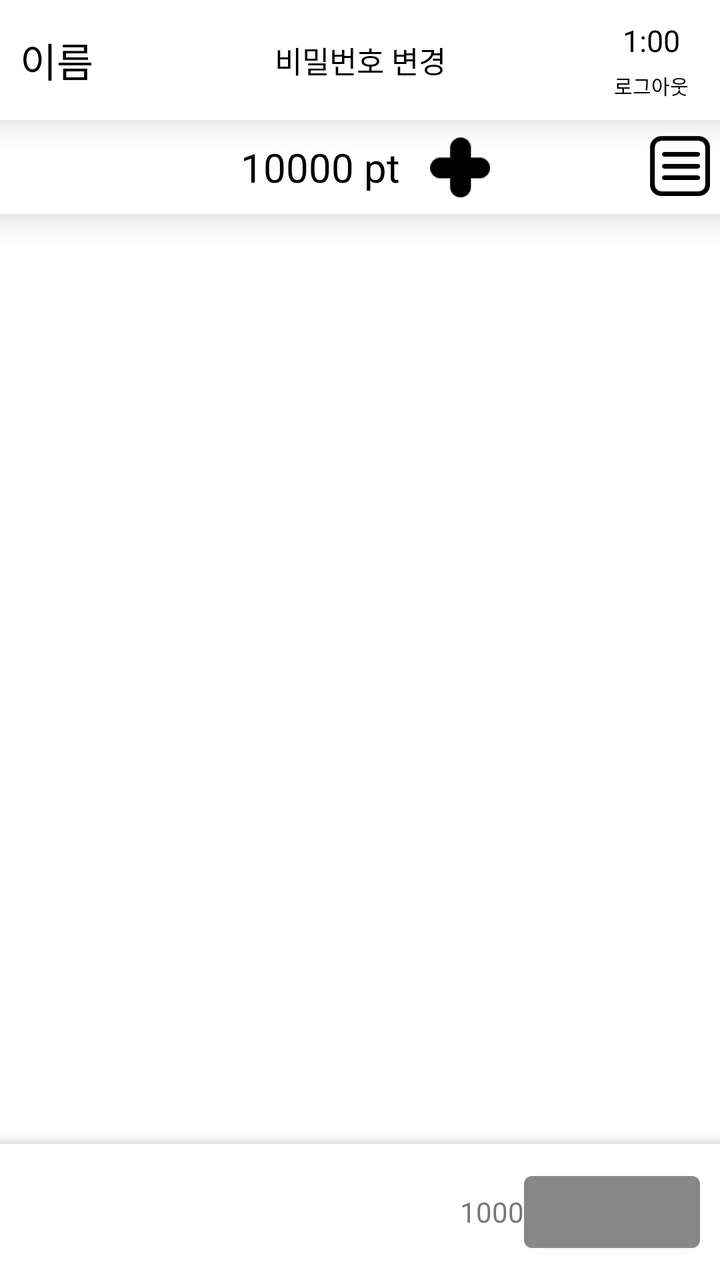
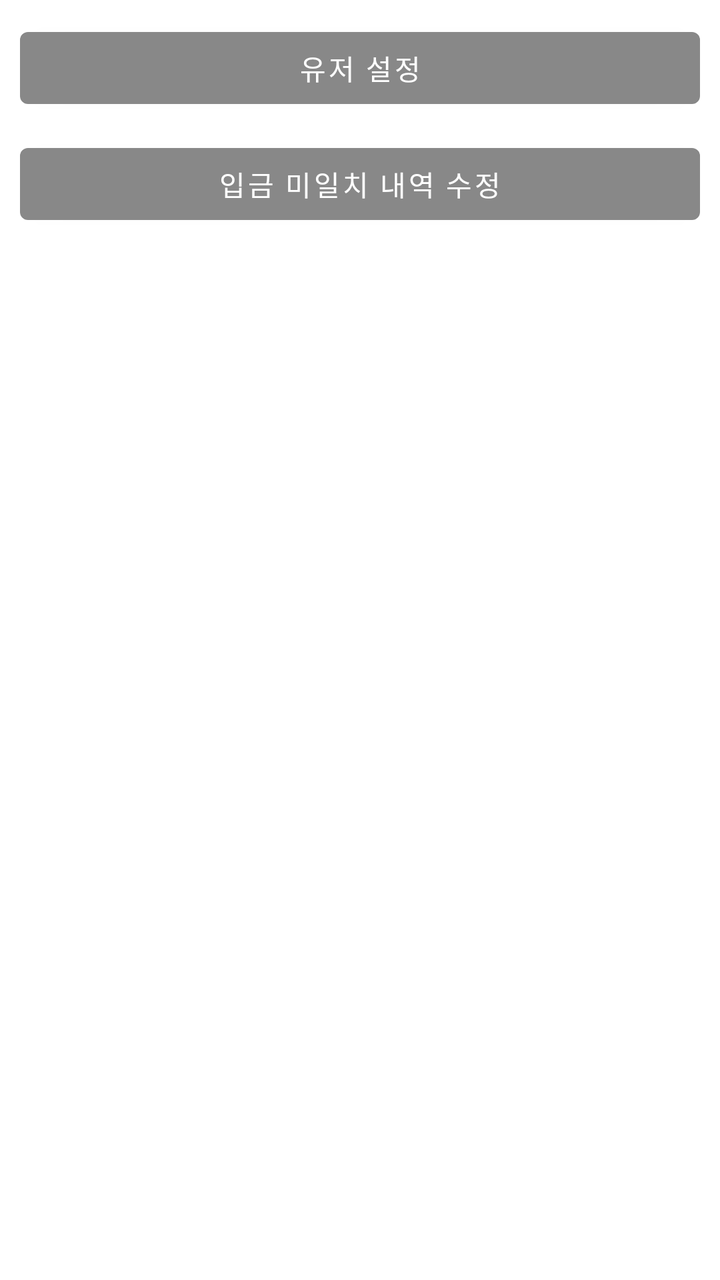

Two renders of the same Android screen: before a commit and after it. Below are the layout's source before the change and the commit's diff.
<!-- AndroidManifest.xml: application theme AppTheme -->
<!-- res/layout/fragment_main_master.xml -->
<?xml version="1.0" encoding="utf-8"?>
<androidx.constraintlayout.widget.ConstraintLayout xmlns:android="http://schemas.android.com/apk/res/android"
    xmlns:app="http://schemas.android.com/apk/res-auto"
    xmlns:tools="http://schemas.android.com/tools"
    android:layout_width="match_parent"
    android:layout_height="match_parent"
    tools:context=".ui.view.activity.MainActivity">
    <androidx.appcompat.widget.LinearLayoutCompat
        android:id="@+id/ll"
        android:layout_width="match_parent"
        android:layout_height="wrap_content"
        app:layout_constraintTop_toTopOf="parent"
        android:background="@color/white"
        android:elevation="10dp"
        android:orientation="vertical">
        <androidx.constraintlayout.widget.ConstraintLayout
            android:id="@+id/llTop"
            android:layout_width="match_parent"
            android:layout_height="wrap_content"
            app:layout_constraintTop_toTopOf="parent"
            android:elevation="10dp"
            android:layout_gravity="center"
            android:background="@color/white"
            android:orientation="horizontal">

            <TextView
                android:id="@+id/tvName"
                android:layout_width="wrap_content"
                android:layout_height="wrap_content"
                android:text="이름"

                android:textColor="@color/black"
                android:textSize="20sp"
                app:layout_constraintTop_toTopOf="parent"
                app:layout_constraintBottom_toBottomOf="parent"
                android:layout_marginHorizontal="10dp"
                android:layout_marginVertical="10dp"
                app:layout_constraintStart_toStartOf="parent"
                />
            <TextView
                android:id="@+id/tvPwd"
                android:layout_width="wrap_content"
                android:layout_height="wrap_content"
                android:layout_weight="1"
                android:text="비밀번호 변경"
                android:textColor="@color/black"
                android:textAlignment="center"
                android:textSize="15sp"
                app:layout_constraintTop_toTopOf="parent"
                app:layout_constraintBottom_toBottomOf="parent"
                android:layout_marginHorizontal="10dp"
                android:layout_marginVertical="10dp"
                app:layout_constraintStart_toStartOf="parent"
                app:layout_constraintEnd_toEndOf="parent"
                />
            <TextView
                android:id="@+id/tvLogOutTime"
                android:layout_width="wrap_content"
                android:layout_height="wrap_content"
                android:textAlignment="textEnd"
                android:text="1:00"
                android:textColor="@color/black"
                android:textSize="15sp"
                app:layout_constraintTop_toTopOf="parent"
                app:layout_constraintBottom_toTopOf="@id/tvLogOut"
                android:layout_marginTop="10dp"
                android:layout_marginEnd="20dp"
                app:layout_constraintEnd_toEndOf="parent"
                />
            <TextView
                android:id="@+id/tvLogOut"
                android:layout_width="wrap_content"
                android:layout_height="wrap_content"
                android:textAlignment="textEnd"
                android:text="로그아웃"
                android:textColor="@color/black"
                android:textSize="10sp"
                app:layout_constraintBottom_toBottomOf="parent"
                android:layout_marginHorizontal="10dp"
                android:layout_marginBottom="10dp"
                android:layout_marginTop="5dp"
                app:layout_constraintStart_toStartOf="@id/tvLogOutTime"
                app:layout_constraintTop_toBottomOf="@id/tvLogOutTime"
                app:layout_constraintEnd_toEndOf="@id/tvLogOutTime"
                />
        </androidx.constraintlayout.widget.ConstraintLayout>
        <androidx.constraintlayout.widget.ConstraintLayout
            android:id="@+id/llMid"
            android:layout_width="match_parent"
            android:layout_height="wrap_content"
            android:gravity="center"
            android:background="@color/white"
            app:layout_constraintTop_toBottomOf="@id/llTop"
            android:orientation="horizontal">
            <TextView
                android:id="@+id/tvMoney"
                android:layout_width="wrap_content"
                android:layout_height="wrap_content"
                android:text="10000 pt"
                android:textColor="@color/black"
                android:layout_gravity="center"
                android:textSize="20sp"
                android:layout_marginHorizontal="10dp"
                android:layout_marginVertical="10dp"
                app:layout_constraintTop_toTopOf="parent"
                app:layout_constraintBottom_toBottomOf="parent"
                app:layout_constraintHorizontal_chainStyle="packed"
                app:layout_constraintEnd_toStartOf="@id/btnPlus"
                app:layout_constraintStart_toStartOf="parent"
                />
            <androidx.appcompat.widget.AppCompatImageButton
                android:id="@+id/btnPlus"
                android:layout_width="40dp"
                android:layout_height="40dp"
                android:scaleType="fitXY"
                android:background="@color/transparent"
                android:padding="5dp"
                android:src="@drawable/plus"
                app:layout_constraintTop_toTopOf="parent"
                app:layout_constraintBottom_toBottomOf="parent"
                app:layout_constraintStart_toEndOf="@id/tvMoney"
                app:layout_constraintEnd_toEndOf="parent"
                />

            <androidx.appcompat.widget.AppCompatImageButton
                android:id="@+id/btnMenu"
                android:layout_width="40dp"
                android:layout_height="40dp"
                android:background="@color/transparent"
                android:padding="5dp"
                android:scaleType="fitXY"
                android:src="@drawable/menu"
                app:layout_constraintBottom_toBottomOf="parent"
                app:layout_constraintEnd_toEndOf="parent"
                app:layout_constraintTop_toTopOf="parent"
                app:layout_constraintVertical_bias="0.428" />
        </androidx.constraintlayout.widget.ConstraintLayout>
    </androidx.appcompat.widget.LinearLayoutCompat>

    <View
        android:layout_width="match_parent"
        android:layout_height="5dp"
        android:background="@drawable/shadow"
        app:layout_constraintBottom_toTopOf="@id/llBottom" />
    <androidx.appcompat.widget.LinearLayoutCompat
        android:id="@+id/llBottom"
        android:layout_width="match_parent"
        android:layout_height="wrap_content"
        android:orientation="horizontal"
        android:background="@color/white"
        android:gravity="end"
        android:padding="10dp"
        app:layout_constraintBottom_toBottomOf="parent">
        <TextView
            android:layout_width="wrap_content"
            android:layout_height="wrap_content"
            android:text="1000"/>
        <Button
            android:layout_width="wrap_content"
            android:layout_height="wrap_content"
            android:theme="@style/Widget.AppCompat.Button"
            />

    </androidx.appcompat.widget.LinearLayoutCompat>

    <androidx.recyclerview.widget.RecyclerView
        android:layout_width="match_parent"
        android:layout_height="0dp"
        app:layout_constraintBottom_toTopOf="@id/llBottom"
        app:layout_constraintTop_toBottomOf="@id/ll"
        tools:layout_editor_absoluteX="0dp" />

</androidx.constraintlayout.widget.ConstraintLayout>
<!-- resources referenced by this layout -->
<resources>
  <color name="black">#FF000000</color>
  <color name="transparent">#00000000</color>
  <color name="white">#FFFFFFFF</color>
  <!-- drawable menu: png bitmap (drawable, 1643 bytes) -->
  <!-- drawable plus: png bitmap (drawable, 564 bytes) -->
  <!-- drawable shadow (drawable) -->
  <?xml version="1.0" encoding="utf-8"?>
  <shape xmlns:android="http://schemas.android.com/apk/res/android">
      <gradient
          android:startColor="#1F000000"
          android:endColor="@android:color/transparent"
          android:angle="90" />
  </shape>
  <style name="AppTheme" parent="Theme.MaterialComponents.DayNight.NoActionBar">
          
          <item name="colorPrimary">@color/primary</item>
          <item name="colorPrimaryVariant">@color/primary</item>
          <item name="colorOnPrimary">@color/white</item>
          
          <item name="colorSecondary">@color/secondary</item>
          <item name="colorSecondaryVariant">@color/secondaryVarient</item>
          <item name="colorOnSecondary">@color/black</item>
          
          <item name="android:statusBarColor" tools:targetApi="l">?attr/colorPrimaryVariant</item>
          
          <item name="android:windowNoTitle">true</item>
      </style>
  <color name="primary">#FF888888</color>
  <color name="secondary">#FFF5F5DC</color>
  <color name="secondaryVarient">#FFe0e094</color>
</resources>

<!-- the commit's change to res/layout/fragment_main_master.xml (unified diff, before → after) -->
@@ -1,173 +1,25 @@
 <?xml version="1.0" encoding="utf-8"?>
-<androidx.constraintlayout.widget.ConstraintLayout xmlns:android="http://schemas.android.com/apk/res/android"
+<androidx.constraintlayout.widget.ConstraintLayout
+    xmlns:android="http://schemas.android.com/apk/res/android"
     xmlns:app="http://schemas.android.com/apk/res-auto"
     xmlns:tools="http://schemas.android.com/tools"
     android:layout_width="match_parent"
     android:layout_height="match_parent"
     tools:context=".ui.view.activity.MainActivity">
-    <androidx.appcompat.widget.LinearLayoutCompat
-        android:id="@+id/ll"
+    <Button
+        android:id="@+id/btnUser"
         android:layout_width="match_parent"
         android:layout_height="wrap_content"
-        app:layout_constraintTop_toTopOf="parent"
-        android:background="@color/white"
-        android:elevation="10dp"
-        android:orientation="vertical">
-        <androidx.constraintlayout.widget.ConstraintLayout
-            android:id="@+id/llTop"
-            android:layout_width="match_parent"
-            android:layout_height="wrap_content"
-            app:layout_constraintTop_toTopOf="parent"
-            android:elevation="10dp"
-            android:layout_gravity="center"
-            android:background="@color/white"
-            android:orientation="horizontal">
-
-            <TextView
-                android:id="@+id/tvName"
-                android:layout_width="wrap_content"
-                android:layout_height="wrap_content"
-                android:text="이름"
-
-                android:textColor="@color/black"
-                android:textSize="20sp"
-                app:layout_constraintTop_toTopOf="parent"
-                app:layout_constraintBottom_toBottomOf="parent"
-                android:layout_marginHorizontal="10dp"
-                android:layout_marginVertical="10dp"
-                app:layout_constraintStart_toStartOf="parent"
-                />
-            <TextView
-                android:id="@+id/tvPwd"
-                android:layout_width="wrap_content"
-                android:layout_height="wrap_content"
-                android:layout_weight="1"
-                android:text="비밀번호 변경"
-                android:textColor="@color/black"
-                android:textAlignment="center"
-                android:textSize="15sp"
-                app:layout_constraintTop_toTopOf="parent"
-                app:layout_constraintBottom_toBottomOf="parent"
-                android:layout_marginHorizontal="10dp"
-                android:layout_marginVertical="10dp"
-                app:layout_constraintStart_toStartOf="parent"
-                app:layout_constraintEnd_toEndOf="parent"
-                />
-            <TextView
-                android:id="@+id/tvLogOutTime"
-                android:layout_width="wrap_content"
-                android:layout_height="wrap_content"
-                android:textAlignment="textEnd"
-                android:text="1:00"
-                android:textColor="@color/black"
-                android:textSize="15sp"
-                app:layout_constraintTop_toTopOf="parent"
-                app:layout_constraintBottom_toTopOf="@id/tvLogOut"
-                android:layout_marginTop="10dp"
-                android:layout_marginEnd="20dp"
-                app:layout_constraintEnd_toEndOf="parent"
-                />
-            <TextView
-                android:id="@+id/tvLogOut"
-                android:layout_width="wrap_content"
-                android:layout_height="wrap_content"
-                android:textAlignment="textEnd"
-                android:text="로그아웃"
-                android:textColor="@color/black"
-                android:textSize="10sp"
-                app:layout_constraintBottom_toBottomOf="parent"
-                android:layout_marginHorizontal="10dp"
-                android:layout_marginBottom="10dp"
-                android:layout_marginTop="5dp"
-                app:layout_constraintStart_toStartOf="@id/tvLogOutTime"
-                app:layout_constraintTop_toBottomOf="@id/tvLogOutTime"
-                app:layout_constraintEnd_toEndOf="@id/tvLogOutTime"
-                />
-        </androidx.constraintlayout.widget.ConstraintLayout>
-        <androidx.constraintlayout.widget.ConstraintLayout
-            android:id="@+id/llMid"
-            android:layout_width="match_parent"
-            android:layout_height="wrap_content"
-            android:gravity="center"
-            android:background="@color/white"
-            app:layout_constraintTop_toBottomOf="@id/llTop"
-            android:orientation="horizontal">
-            <TextView
-                android:id="@+id/tvMoney"
-                android:layout_width="wrap_content"
-                android:layout_height="wrap_content"
-                android:text="10000 pt"
-                android:textColor="@color/black"
-                android:layout_gravity="center"
-                android:textSize="20sp"
-                android:layout_marginHorizontal="10dp"
-                android:layout_marginVertical="10dp"
-                app:layout_constraintTop_toTopOf="parent"
-                app:layout_constraintBottom_toBottomOf="parent"
-                app:layout_constraintHorizontal_chainStyle="packed"
-                app:layout_constraintEnd_toStartOf="@id/btnPlus"
-                app:layout_constraintStart_toStartOf="parent"
-                />
-            <androidx.appcompat.widget.AppCompatImageButton
-                android:id="@+id/btnPlus"
-                android:layout_width="40dp"
-                android:layout_height="40dp"
-                android:scaleType="fitXY"
-                android:background="@color/transparent"
-                android:padding="5dp"
-                android:src="@drawable/plus"
-                app:layout_constraintTop_toTopOf="parent"
-                app:layout_constraintBottom_toBottomOf="parent"
-                app:layout_constraintStart_toEndOf="@id/tvMoney"
-                app:layout_constraintEnd_toEndOf="parent"
-                />
-
-            <androidx.appcompat.widget.AppCompatImageButton
-                android:id="@+id/btnMenu"
-                android:layout_width="40dp"
-                android:layout_height="40dp"
-                android:background="@color/transparent"
-                android:padding="5dp"
-                android:scaleType="fitXY"
-                android:src="@drawable/menu"
-                app:layout_constraintBottom_toBottomOf="parent"
-                app:layout_constraintEnd_toEndOf="parent"
-                app:layout_constraintTop_toTopOf="parent"
-                app:layout_constraintVertical_bias="0.428" />
-        </androidx.constraintlayout.widget.ConstraintLayout>
-    </androidx.appcompat.widget.LinearLayoutCompat>
-
-    <View
-        android:layout_width="match_parent"
-        android:layout_height="5dp"
-        android:background="@drawable/shadow"
-        app:layout_constraintBottom_toTopOf="@id/llBottom" />
-    <androidx.appcompat.widget.LinearLayoutCompat
-        android:id="@+id/llBottom"
+        android:layout_margin="10dp"
+        android:text = "유저 설정"
+        app:layout_constraintTop_toTopOf="parent"/>
+    <Button
+        android:id="@+id/btnDeposit"
         android:layout_width="match_parent"
         android:layout_height="wrap_content"
-        android:orientation="horizontal"
-        android:background="@color/white"
-        android:gravity="end"
-        android:padding="10dp"
-        app:layout_constraintBottom_toBottomOf="parent">
-        <TextView
-            android:layout_width="wrap_content"
-            android:layout_height="wrap_content"
-            android:text="1000"/>
-        <Button
-            android:layout_width="wrap_content"
-            android:layout_height="wrap_content"
-            android:theme="@style/Widget.AppCompat.Button"
-            />
+        android:layout_margin="10dp"
+        android:text = "입금 미일치 내역 수정"
+        app:layout_constraintTop_toBottomOf="@id/btnUser"/>
 
-    </androidx.appcompat.widget.LinearLayoutCompat>
-
-    <androidx.recyclerview.widget.RecyclerView
-        android:layout_width="match_parent"
-        android:layout_height="0dp"
-        app:layout_constraintBottom_toTopOf="@id/llBottom"
-        app:layout_constraintTop_toBottomOf="@id/ll"
-        tools:layout_editor_absoluteX="0dp" />
 
 </androidx.constraintlayout.widget.ConstraintLayout>
<!-- resource entries referenced after the edit -->
@@ -1,18 +1,7 @@
 <!-- resources referenced by this layout -->
 <resources>
   <color name="black">#FF000000</color>
-  <color name="transparent">#00000000</color>
   <color name="white">#FFFFFFFF</color>
-  <!-- drawable menu: png bitmap (drawable, 1643 bytes) -->
-  <!-- drawable plus: png bitmap (drawable, 564 bytes) -->
-  <!-- drawable shadow (drawable) -->
-  <?xml version="1.0" encoding="utf-8"?>
-  <shape xmlns:android="http://schemas.android.com/apk/res/android">
-      <gradient
-          android:startColor="#1F000000"
-          android:endColor="@android:color/transparent"
-          android:angle="90" />
-  </shape>
   <style name="AppTheme" parent="Theme.MaterialComponents.DayNight.NoActionBar">
           
           <item name="colorPrimary">@color/primary</item>
